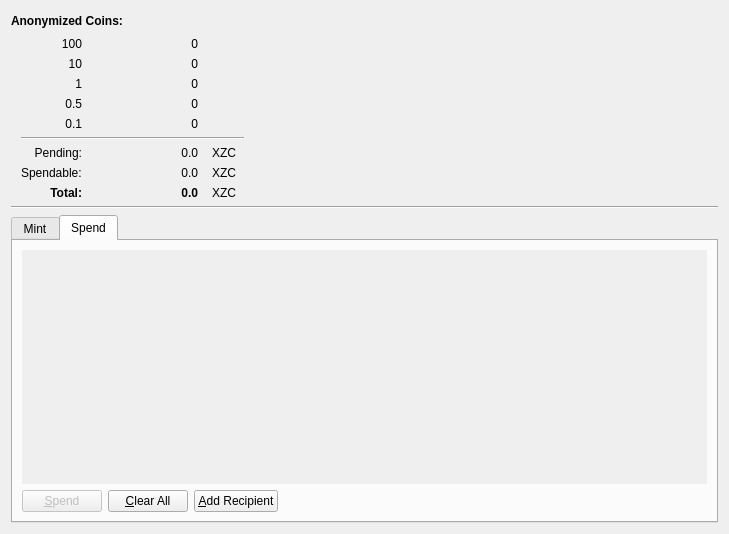
Old version of the form src/qt/forms/sigmapage.ui in the repository firoorg/firo.
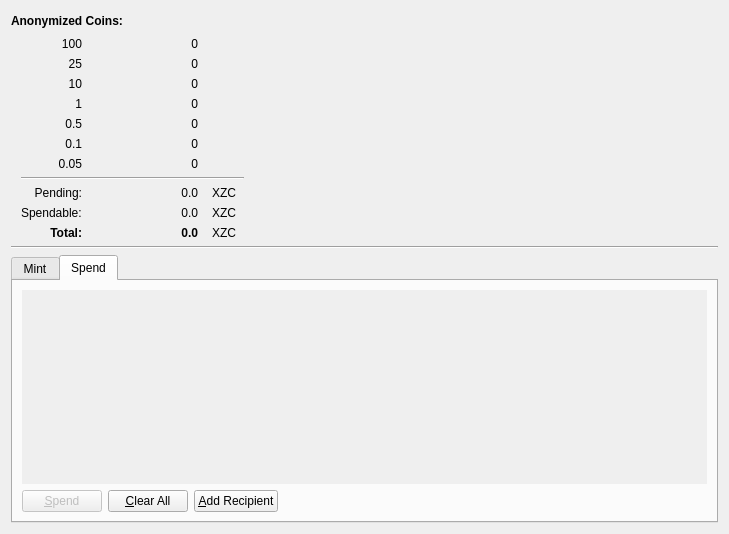
New version of the form. The open tabs and pages were chosen to show the change. Icons and pictures are not drawn.

Commit message: Update qt for new denominations

Patch:
```diff
--- a/src/qt/forms/sigmapage.ui
+++ b/src/qt/forms/sigmapage.ui
@@ -53,24 +53,90 @@
          <property name="leftMargin">
           <number>10</number>
          </property>
-         <item row="5" column="0" colspan="3">
-          <layout class="QFormLayout" name="formLayout_2">
-           <property name="horizontalSpacing">
-            <number>0</number>
+         <item row="6" column="1">
+          <widget class="QLabel" name="amountDenom005">
+           <property name="text">
+            <string>0</string>
            </property>
-           <item row="1" column="1">
-            <widget class="Line" name="line_5">
-             <property name="orientation">
-              <enum>Qt::Horizontal</enum>
-             </property>
-            </widget>
-           </item>
-          </layout>
+           <property name="alignment">
+            <set>Qt::AlignRight|Qt::AlignTrailing|Qt::AlignVCenter</set>
+           </property>
+          </widget>
          </item>
-         <item row="4" column="0">
-          <widget class="QLabel" name="label_denom_01">
+         <item row="6" column="0">
+          <widget class="QLabel" name="label_5">
            <property name="text">
-            <string>0.1</string>
+            <string>0.05</string>
+           </property>
+           <property name="alignment">
+            <set>Qt::AlignRight|Qt::AlignTrailing|Qt::AlignVCenter</set>
+           </property>
+          </widget>
+         </item>
+         <item row="0" column="1">
+          <widget class="QLabel" name="amountDenom100">
+           <property name="text">
+            <string>0</string>
+           </property>
+           <property name="alignment">
+            <set>Qt::AlignRight|Qt::AlignTrailing|Qt::AlignVCenter</set>
+           </property>
+          </widget>
+         </item>
+         <item row="10" column="2">
+          <widget class="QLabel" name="label_19">
+           <property name="sizePolicy">
+            <sizepolicy hsizetype="Fixed" vsizetype="Preferred">
+             <horstretch>0</horstretch>
+             <verstretch>0</verstretch>
+            </sizepolicy>
+           </property>
+           <property name="minimumSize">
+            <size>
+             <width>40</width>
+             <height>0</height>
+            </size>
+           </property>
+           <property name="text">
+            <string>XZC</string>
+           </property>
+           <property name="alignment">
+            <set>Qt::AlignCenter</set>
+           </property>
+          </widget>
+         </item>
+         <item row="9" column="1">
+          <widget class="QLabel" name="spendable">
+           <property name="text">
+            <string>0.0</string>
+           </property>
+           <property name="alignment">
+            <set>Qt::AlignRight|Qt::AlignTrailing|Qt::AlignVCenter</set>
+           </property>
+          </widget>
+         </item>
+         <item row="10" column="1">
+          <widget class="QLabel" name="total">
+           <property name="sizePolicy">
+            <sizepolicy hsizetype="Fixed" vsizetype="Preferred">
+             <horstretch>0</horstretch>
+             <verstretch>0</verstretch>
+            </sizepolicy>
+           </property>
+           <property name="minimumSize">
+            <size>
+             <width>110</width>
+             <height>0</height>
+            </size>
+           </property>
+           <property name="font">
+            <font>
+             <weight>75</weight>
+             <bold>true</bold>
+            </font>
+           </property>
+           <property name="text">
+            <string>0.0</string>
            </property>
            <property name="alignment">
             <set>Qt::AlignRight|Qt::AlignTrailing|Qt::AlignVCenter</set>
@@ -78,6 +144,46 @@
           </widget>
          </item>
          <item row="2" column="0">
+          <widget class="QLabel" name="label_denom_10">
+           <property name="text">
+            <string>10</string>
+           </property>
+           <property name="alignment">
+            <set>Qt::AlignRight|Qt::AlignTrailing|Qt::AlignVCenter</set>
+           </property>
+          </widget>
+         </item>
+         <item row="9" column="2">
+          <widget class="QLabel" name="label_7">
+           <property name="text">
+            <string>XZC</string>
+           </property>
+           <property name="alignment">
+            <set>Qt::AlignCenter</set>
+           </property>
+          </widget>
+         </item>
+         <item row="4" column="1">
+          <widget class="QLabel" name="amountDenom05">
+           <property name="text">
+            <string>0</string>
+           </property>
+           <property name="alignment">
+            <set>Qt::AlignRight|Qt::AlignTrailing|Qt::AlignVCenter</set>
+           </property>
+          </widget>
+         </item>
+         <item row="5" column="1">
+          <widget class="QLabel" name="amountDenom01">
+           <property name="text">
+            <string>0</string>
+           </property>
+           <property name="alignment">
+            <set>Qt::AlignRight|Qt::AlignTrailing|Qt::AlignVCenter</set>
+           </property>
+          </widget>
+         </item>
+         <item row="3" column="0">
           <widget class="QLabel" name="label_denom_1">
            <property name="text">
             <string>1</string>
@@ -87,7 +193,7 @@
            </property>
           </widget>
          </item>
-         <item row="2" column="1">
+         <item row="3" column="1">
           <widget class="QLabel" name="amountDenom1">
            <property name="text">
             <string>0</string>
@@ -97,7 +203,17 @@
            </property>
           </widget>
          </item>
-         <item row="1" column="1">
+         <item row="5" column="0">
+          <widget class="QLabel" name="label_denom_01">
+           <property name="text">
+            <string>0.1</string>
+           </property>
+           <property name="alignment">
+            <set>Qt::AlignRight|Qt::AlignTrailing|Qt::AlignVCenter</set>
+           </property>
+          </widget>
+         </item>
+         <item row="2" column="1">
           <widget class="QLabel" name="amountDenom10">
            <property name="text">
             <string>0</string>
@@ -107,57 +223,7 @@
            </property>
           </widget>
          </item>
-         <item row="8" column="2">
-          <widget class="QLabel" name="label_19">
-           <property name="sizePolicy">
-            <sizepolicy hsizetype="Fixed" vsizetype="Preferred">
-             <horstretch>0</horstretch>
-             <verstretch>0</verstretch>
-            </sizepolicy>
-           </property>
-           <property name="minimumSize">
-            <size>
-             <width>40</width>
-             <height>0</height>
-            </size>
-           </property>
-           <property name="text">
-            <string>XZC</string>
-           </property>
-           <property name="alignment">
-            <set>Qt::AlignCenter</set>
-           </property>
-          </widget>
-         </item>
          <item row="8" column="1">
-          <widget class="QLabel" name="total">
-           <property name="sizePolicy">
-            <sizepolicy hsizetype="Fixed" vsizetype="Preferred">
-             <horstretch>0</horstretch>
-             <verstretch>0</verstretch>
-            </sizepolicy>
-           </property>
-           <property name="minimumSize">
-            <size>
-             <width>110</width>
-             <height>0</height>
-            </size>
-           </property>
-           <property name="font">
-            <font>
-             <weight>75</weight>
-             <bold>true</bold>
-            </font>
-           </property>
-           <property name="text">
-            <string>0.0</string>
-           </property>
-           <property name="alignment">
-            <set>Qt::AlignRight|Qt::AlignTrailing|Qt::AlignVCenter</set>
-           </property>
-          </widget>
-         </item>
-         <item row="6" column="1">
           <widget class="QLabel" name="pending">
            <property name="sizePolicy">
             <sizepolicy hsizetype="Fixed" vsizetype="Preferred">
@@ -185,105 +251,21 @@
            </property>
           </widget>
          </item>
-         <item row="3" column="1">
-          <widget class="QLabel" name="amountDenom05">
-           <property name="text">
-            <string>0</string>
+         <item row="7" column="0" colspan="3">
+          <layout class="QFormLayout" name="formLayout_2">
+           <property name="horizontalSpacing">
+            <number>0</number>
            </property>
-           <property name="alignment">
-            <set>Qt::AlignRight|Qt::AlignTrailing|Qt::AlignVCenter</set>
-           </property>
-          </widget>
-         </item>
-         <item row="3" column="0">
-          <widget class="QLabel" name="label_denom_05">
-           <property name="text">
-            <string>0.5</string>
-           </property>
-           <property name="alignment">
-            <set>Qt::AlignRight|Qt::AlignTrailing|Qt::AlignVCenter</set>
-           </property>
-          </widget>
-         </item>
-         <item row="0" column="1">
-          <widget class="QLabel" name="amountDenom100">
-           <property name="text">
-            <string>0</string>
-           </property>
-           <property name="alignment">
-            <set>Qt::AlignRight|Qt::AlignTrailing|Qt::AlignVCenter</set>
-           </property>
-          </widget>
-         </item>
-         <item row="1" column="0">
-          <widget class="QLabel" name="label_denom_10">
-           <property name="text">
-            <string>10</string>
-           </property>
-           <property name="alignment">
-            <set>Qt::AlignRight|Qt::AlignTrailing|Qt::AlignVCenter</set>
-           </property>
-          </widget>
+           <item row="1" column="1">
+            <widget class="Line" name="line_5">
+             <property name="orientation">
+              <enum>Qt::Horizontal</enum>
+             </property>
+            </widget>
+           </item>
+          </layout>
          </item>
          <item row="8" column="0">
-          <widget class="QLabel" name="label_12">
-           <property name="font">
-            <font>
-             <weight>75</weight>
-             <bold>true</bold>
-            </font>
-           </property>
-           <property name="text">
-            <string>Total:</string>
-           </property>
-           <property name="alignment">
-            <set>Qt::AlignRight|Qt::AlignTrailing|Qt::AlignVCenter</set>
-           </property>
-          </widget>
-         </item>
-         <item row="0" column="0">
-          <widget class="QLabel" name="label_denom_100">
-           <property name="text">
-            <string>100</string>
-           </property>
-           <property name="alignment">
-            <set>Qt::AlignRight|Qt::AlignTrailing|Qt::AlignVCenter</set>
-           </property>
-          </widget>
-         </item>
-         <item row="4" column="1">
-          <widget class="QLabel" name="amountDenom01">
-           <property name="text">
-            <string>0</string>
-           </property>
-           <property name="alignment">
-            <set>Qt::AlignRight|Qt::AlignTrailing|Qt::AlignVCenter</set>
-           </property>
-          </widget>
-         </item>
-         <item row="6" column="2">
-          <widget class="QLabel" name="label_18">
-           <property name="sizePolicy">
-            <sizepolicy hsizetype="Fixed" vsizetype="Preferred">
-             <horstretch>0</horstretch>
-             <verstretch>0</verstretch>
-            </sizepolicy>
-           </property>
-           <property name="minimumSize">
-            <size>
-             <width>40</width>
-             <height>0</height>
-            </size>
-           </property>
-           <property name="text">
-            <string>XZC</string>
-           </property>
-           <property name="alignment">
-            <set>Qt::AlignCenter</set>
-           </property>
-          </widget>
-         </item>
-         <item row="6" column="0">
           <widget class="QLabel" name="label_11">
            <property name="text">
             <string>Pending:</string>
@@ -293,15 +275,37 @@
            </property>
           </widget>
          </item>
-         <item row="7" column="0">
+         <item row="9" column="0">
           <widget class="QLabel" name="label_6">
            <property name="text">
             <string>Spendable:</string>
            </property>
           </widget>
          </item>
-         <item row="7" column="2">
-          <widget class="QLabel" name="label_7">
+         <item row="4" column="0">
+          <widget class="QLabel" name="label_denom_05">
+           <property name="text">
+            <string>0.5</string>
+           </property>
+           <property name="alignment">
+            <set>Qt::AlignRight|Qt::AlignTrailing|Qt::AlignVCenter</set>
+           </property>
+          </widget>
+         </item>
+         <item row="8" column="2">
+          <widget class="QLabel" name="label_18">
+           <property name="sizePolicy">
+            <sizepolicy hsizetype="Fixed" vsizetype="Preferred">
+             <horstretch>0</horstretch>
+             <verstretch>0</verstretch>
+            </sizepolicy>
+           </property>
+           <property name="minimumSize">
+            <size>
+             <width>40</width>
+             <height>0</height>
+            </size>
+           </property>
            <property name="text">
             <string>XZC</string>
            </property>
@@ -310,10 +314,46 @@
            </property>
           </widget>
          </item>
-         <item row="7" column="1">
-          <widget class="QLabel" name="spendable">
+         <item row="1" column="0">
+          <widget class="QLabel" name="label_9">
            <property name="text">
-            <string>0.0</string>
+            <string>25</string>
+           </property>
+           <property name="alignment">
+            <set>Qt::AlignRight|Qt::AlignTrailing|Qt::AlignVCenter</set>
+           </property>
+          </widget>
+         </item>
+         <item row="0" column="0">
+          <widget class="QLabel" name="label_denom_100">
+           <property name="text">
+            <string>100</string>
+           </property>
+           <property name="alignment">
+            <set>Qt::AlignRight|Qt::AlignTrailing|Qt::AlignVCenter</set>
+           </property>
+          </widget>
+         </item>
+         <item row="10" column="0">
+          <widget class="QLabel" name="label_12">
+           <property name="font">
+            <font>
+             <weight>75</weight>
+             <bold>true</bold>
+            </font>
+           </property>
+           <property name="text">
+            <string>Total:</string>
+           </property>
+           <property name="alignment">
+            <set>Qt::AlignRight|Qt::AlignTrailing|Qt::AlignVCenter</set>
+           </property>
+          </widget>
+         </item>
+         <item row="1" column="1">
+          <widget class="QLabel" name="amountDenom25">
+           <property name="text">
+            <string>0</string>
            </property>
            <property name="alignment">
             <set>Qt::AlignRight|Qt::AlignTrailing|Qt::AlignVCenter</set>
@@ -601,8 +641,8 @@
                <rect>
                 <x>0</x>
                 <y>0</y>
-                <width>697</width>
-                <height>189</height>
+                <width>685</width>
+                <height>169</height>
                </rect>
               </property>
               <property name="autoFillBackground">
```
Left out of the diff: 6 changed lines with no effect on the pictures. The commit also changes 1 other file.
